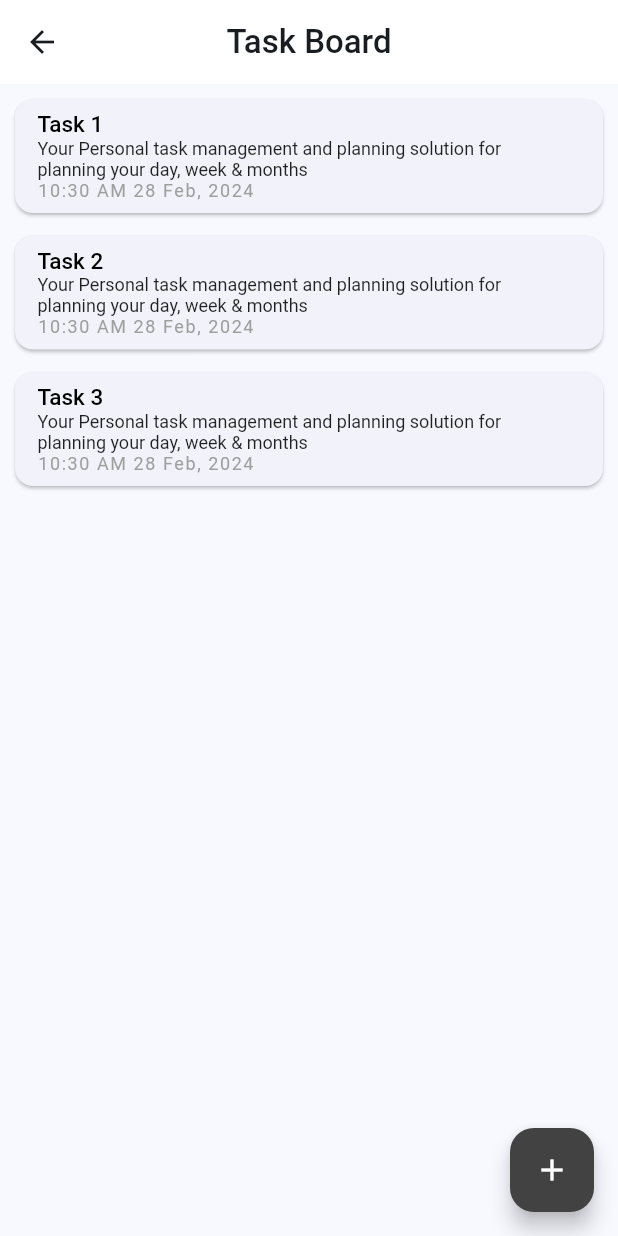
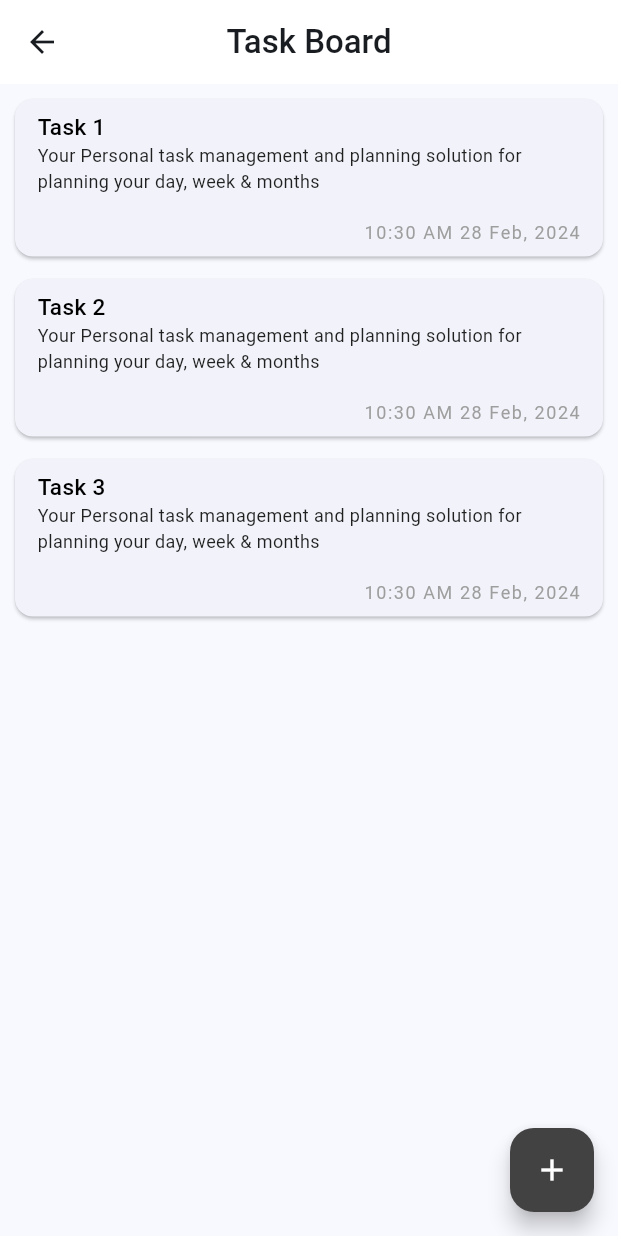
Before and after one commit to OishyRaquib/ui_design, a Flutter app: the ListPage screen opened directly, on a phone screen of 412 x 824 dp. Run offline on Flutter 3.47's test engine with Material 2 defaults, Android fonts, the phone set to English and light mode, and no system bars.

Commit message:
alignment_fixed

```diff
--- a/lib/Screens/list_page.dart
+++ b/lib/Screens/list_page.dart
@@ -30,28 +30,30 @@ class _ListPageState extends State<ListPage> {
             color: Colors.grey[60],
             child: Padding(
               padding: const EdgeInsets.only(left: 15,right: 15,top:8, bottom: 8),
-              child: RichText(
+              child: Column(
+                  crossAxisAlignment: CrossAxisAlignment.start,
+                    children: [
+                          Text(
+                            "Task ${items[index]}",
                             textAlign: TextAlign.start,
-                  text: TextSpan(
-                    children: [
-                      TextSpan(
-                        text:"Task ${items[index]}",
                             style: const TextStyle(
                               fontSize: 15,
                               color: Colors.black,
                               fontWeight: FontWeight.w500,
                             )
                           ),
-                      const TextSpan(
-
-                        text:"\nYour Personal task management and planning solution for\nplanning your day, week & months\n",
+                          const Text(
+                            "Your Personal task management and planning solution for\nplanning your day, week & months\n",
                             style: TextStyle(
                               fontSize: 12,
                               color: Colors.black87,
                             )
                           ),
-                      TextSpan(
-                        text: DateFormat('hh:mm aaa d MMM, y').format(DateTime.now()).toString(),
+                          Row(
+                            mainAxisAlignment: MainAxisAlignment.end,
+                            children: [
+                              Text(
+                                DateFormat('hh:mm aaa d MMM, y').format(DateTime.now()).toString(),
                                 style: TextStyle(
                                   letterSpacing: 1.05,
                                   color: Colors.grey[500],
@@ -62,6 +64,7 @@ class _ListPageState extends State<ListPage> {
                               ),
                             ],
                           ),
+                        ],
                 ),
             ),
           );
```
Lines whose indentation alone changed are shown as unchanged.
